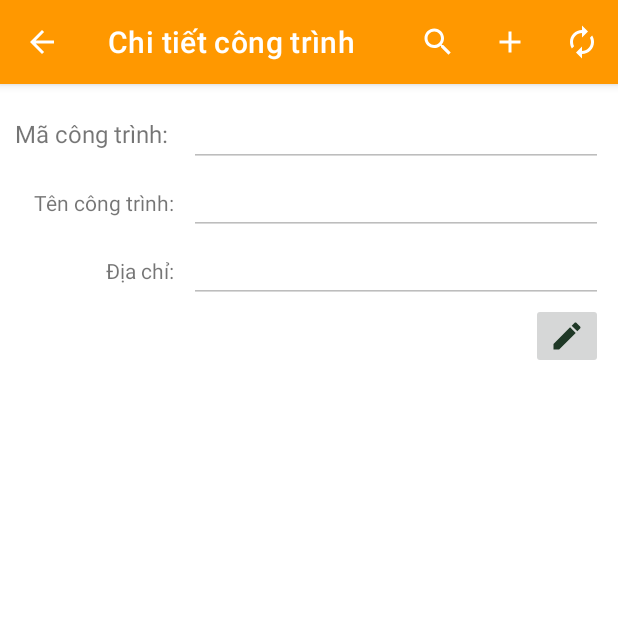
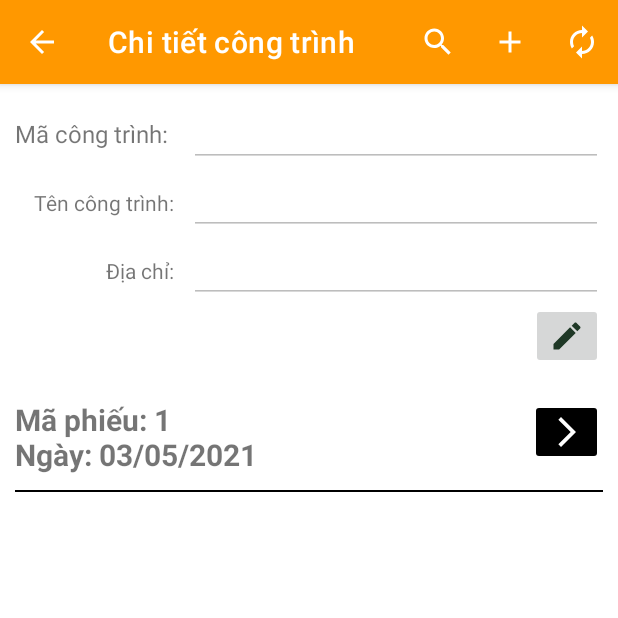
Before and after one commit to nhom11-Android/doAnGiuaKy, an Android app: the ChiTietCongTrinh screen opened directly, with no data from a screen before it, after a tap on an icon or button, on a phone screen of 412 x 824 dp, the top half of it. Run offline under Robolectric (Android 15) with nearby library versions, the phone set to English and light mode, and no system bars; 3 statements that could not run were skipped; 3 other taps on this screen came first.

Commit message:
update some new
tạo lại danh sách vật tư

```diff
--- a/doAn/app/src/main/java/com/buoi2/quanlyvanchuyen/DAO/ChiTietPhieuVanChuyenDAO.java
+++ b/doAn/app/src/main/java/com/buoi2/quanlyvanchuyen/DAO/ChiTietPhieuVanChuyenDAO.java
@@ -18,7 +18,7 @@ public class ChiTietPhieuVanChuyenDAO {
         */
         try {
             ContentValues values = new ContentValues();
-            values.put(ChiTietPhieuVanChuyen.cotMaPhieuVanChuyen, chiTietPhieuVanChuyen.getMaPhieuVanChuyen());
+//            values.put(ChiTietPhieuVanChuyen.cotMaPhieuVanChuyen, chiTietPhieuVanChuyen.getMaPhieuVanChuyen()); cot nay auto
             values.put(ChiTietPhieuVanChuyen.cotMaVatTu, chiTietPhieuVanChuyen.getMaVatTu());
             values.put(ChiTietPhieuVanChuyen.cotSoLuong, chiTietPhieuVanChuyen.getSoLuong());
             values.put(ChiTietPhieuVanChuyen.cotSoLuong, chiTietPhieuVanChuyen.getCuLy());
--- a/doAn/app/src/main/java/com/buoi2/quanlyvanchuyen/DAO/CongTrinhDAO.java
+++ b/doAn/app/src/main/java/com/buoi2/quanlyvanchuyen/DAO/CongTrinhDAO.java
@@ -21,7 +21,6 @@ public class CongTrinhDAO {
          */
         try {
             ContentValues values = new ContentValues();
-            values.put(CongTrinh.cotMaCongTrinh, congTrinh.getMaCongTrinh());
             values.put(CongTrinh.cotTenCongTrinh, congTrinh.getTenCongTrinh());
             values.put(CongTrinh.cotDiaChi, congTrinh.getDiaChi());
             db.insert(CongTrinh.tenBang, null, values);
--- a/doAn/app/src/main/java/com/buoi2/quanlyvanchuyen/DAO/PhieuVanChuyenDAO.java
+++ b/doAn/app/src/main/java/com/buoi2/quanlyvanchuyen/DAO/PhieuVanChuyenDAO.java
@@ -20,7 +20,6 @@ public class PhieuVanChuyenDAO {
          */
         try {
             ContentValues values = new ContentValues();
-            values.put("maPhieuVanChuyen", phieuVanChuyen.getMaPhieuVanChuyen());
             values.put("ngayVanChuyen", phieuVanChuyen.getNgayVanChuyen());
             values.put("maCongTrinh", phieuVanChuyen.getMaCongTrinh());
             db.insert(PhieuVanChuyen.tenBang, null, values);
@@ -90,11 +89,10 @@ public class PhieuVanChuyenDAO {
         );
         if (cursor.moveToNext()) {
             //lấy dữ liệu từ cursor
-            int mct = cursor.getInt(cursor.getColumnIndex(PhieuVanChuyen.cotMaCongTrinh));
             int mp = cursor.getInt(cursor.getColumnIndex(PhieuVanChuyen.cotMaPhieuVanChuyen));
             String nvc = cursor.getString(cursor.getColumnIndex(PhieuVanChuyen.cotNgayVanChuyen));
             // tạo 1 object của PhieuVC, sau đó gán maPhieuVC , vì không phải là tạo object mới trong database
-            PhieuVanChuyen temp = new PhieuVanChuyen(nvc,mct);
+            PhieuVanChuyen temp = new PhieuVanChuyen(nvc,maCongTrinh);
             temp.setMaPhieuVanChuyen(mp);
             phieuVanChuyens.add(temp);
         }
--- a/doAn/app/src/main/java/com/buoi2/quanlyvanchuyen/MainActivity.java
+++ b/doAn/app/src/main/java/com/buoi2/quanlyvanchuyen/MainActivity.java
@@ -55,7 +55,5 @@ public class MainActivity extends AppCompatActivity {
         // cài đặt tiêu đề cho action bar
         ActionBar actionBar = (ActionBar) getSupportActionBar();
         actionBar.hide();
-//        actionBar.setTitle("Thống Kê");
-//        actionBar.setDisplayHomeAsUpEnabled(true);
     }
 }
--- a/doAn/app/src/main/java/com/buoi2/quanlyvanchuyen/PhieuVanChuyenAdapter.java
+++ b/doAn/app/src/main/java/com/buoi2/quanlyvanchuyen/PhieuVanChuyenAdapter.java
@@ -47,7 +47,7 @@ public class PhieuVanChuyenAdapter extends ArrayAdapter<PhieuVanChuyen> {
         ImageButton chiTietBtn = convertView.findViewById(R.id.chiTietPhieuVanChuyenBtn_CTLV);
         // gán dữ liệu
         PhieuVanChuyen phieuVanChuyen = data.get(position);
-        ngayVanChuyen.setText(phieuVanChuyen.getNgayVanChuyen());
+        ngayVanChuyen.setText("Mã phiếu: "+phieuVanChuyen.getMaPhieuVanChuyen() +"\nNgày: "+ phieuVanChuyen.getNgayVanChuyen());
 
         //
 
--- a/doAn/app/src/main/res/layout/activity_chi_tiet_cong_trinh.xml
+++ b/doAn/app/src/main/res/layout/activity_chi_tiet_cong_trinh.xml
@@ -12,7 +12,7 @@
 
     <TextView
         android:text="Mã công trình: "
-        android:textSize="16dip"
+        android:textSize="16sp"
         android:layout_row="0"
         android:layout_column="0"
         android:layout_gravity="right"
@@ -62,22 +62,20 @@
         android:src="@drawable/edit_vector"
         android:tag="non-edit"
         />
-    <ScrollView
-        android:layout_row="4"
-        android:layout_column="0"
-        android:layout_columnSpan="4"
-        android:layout_gravity="fill"
-        android:layout_marginTop="20dp"
-        >
+
         <ListView
             android:id="@+id/danhSachPhieuVanChuyenLv_CTCT"
             android:layout_width="match_parent"
             android:layout_height="match_parent"
+            android:divider="@color/black"
+            android:dividerHeight="1dp"
+            android:layout_row="4"
+            android:layout_column="0"
+            android:layout_columnSpan="4"
+            android:layout_gravity="fill"
+            android:layout_marginTop="20dp"
         >
         </ListView>
-    </ScrollView>
-
-
 
 
 </GridLayout>
--- a/doAn/app/src/main/res/layout/danh_sach_phieu_van_chuyen_custom_listview.xml
+++ b/doAn/app/src/main/res/layout/danh_sach_phieu_van_chuyen_custom_listview.xml
@@ -2,14 +2,15 @@
 <LinearLayout xmlns:android="http://schemas.android.com/apk/res/android"
     android:layout_width="match_parent"
     android:layout_height="match_parent"
-    android:orientation="horizontal">
+    android:orientation="horizontal"
+    android:paddingBottom="10dp">
 
     <TextView
         android:id="@+id/ngayVanChuyenTv_CTLV"
         android:layout_width="match_parent"
         android:layout_height="wrap_content"
         android:layout_weight="1"
-        android:textSize="30sp"
+        android:textSize="20sp"
         android:textStyle="bold" />
 
     <ImageButton
@@ -18,6 +19,7 @@
         android:layout_height="wrap_content"
         android:layout_weight="7"
         android:src="@drawable/details_vector"
+        android:backgroundTint="@color/black"
         android:contentDescription="chi tiết phiếu vận chuyển"/>
 
 
--- a/doAn/app/src/main/res/values/strings.xml
+++ b/doAn/app/src/main/res/values/strings.xml
@@ -7,5 +7,5 @@
         <item>Bao</item>
         <item>Viên</item>
     </string-array>
->>>>>>> main
+    >>>>>>> main
 </resources>
```
Also changed, not shown: doAn/app/src/main/AndroidManifest.xml (+7 -12 lines), doAn/app/src/main/java/com/buoi2/quanlyvanchuyen/ChiTietCongTrinh.java (+65 -4 lines), doAn/app/src/main/java/com/buoi2/quanlyvanchuyen/DanhSachCongTrinh.java (+6 -4 lines), doAn/app/src/main/java/com/buoi2/quanlyvanchuyen/DanhSachVatTu.java (added, +14 -0 lines).
